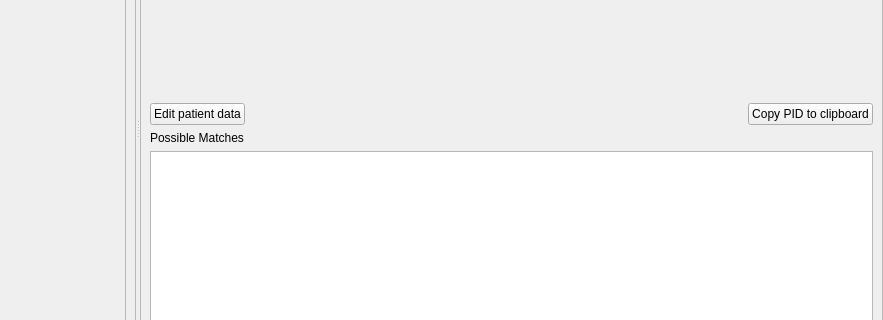
This is src/main/QueryPage.ui in volkarts-dev/ML-Reader as Qt 5 draws it before an edit; both pictures show x 163 to 1046 and y 247 to 567 of the 1046 by 676 pixel window. The edited form follows.
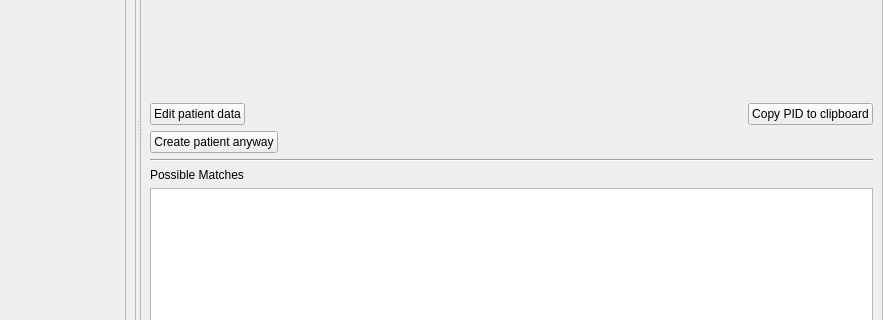
This is the edited form. Icons and pictures are not drawn. Custom widgets are drawn as their Qt base class.

What changed in the file:
```diff
--- a/src/main/QueryPage.ui
+++ b/src/main/QueryPage.ui
@@ -262,6 +262,40 @@
           <property name="bottomMargin">
            <number>0</number>
           </property>
+          <item>
+           <layout class="QHBoxLayout" name="horizontalLayout_4">
+            <property name="topMargin">
+             <number>0</number>
+            </property>
+            <item>
+             <widget class="QPushButton" name="createAnywayBtn">
+              <property name="text">
+               <string>Create patient anyway</string>
+              </property>
+             </widget>
+            </item>
+            <item>
+             <spacer name="horizontalSpacer_3">
+              <property name="orientation">
+               <enum>Qt::Horizontal</enum>
+              </property>
+              <property name="sizeHint" stdset="0">
+               <size>
+                <width>40</width>
+                <height>20</height>
+               </size>
+              </property>
+             </spacer>
+            </item>
+           </layout>
+          </item>
+          <item>
+           <widget class="Line" name="line">
+            <property name="orientation">
+             <enum>Qt::Horizontal</enum>
+            </property>
+           </widget>
+          </item>
           <item>
            <widget class="QLabel" name="label_4">
             <property name="text">
```
Left out of the diff: 11 changed lines with no effect on the pictures.
